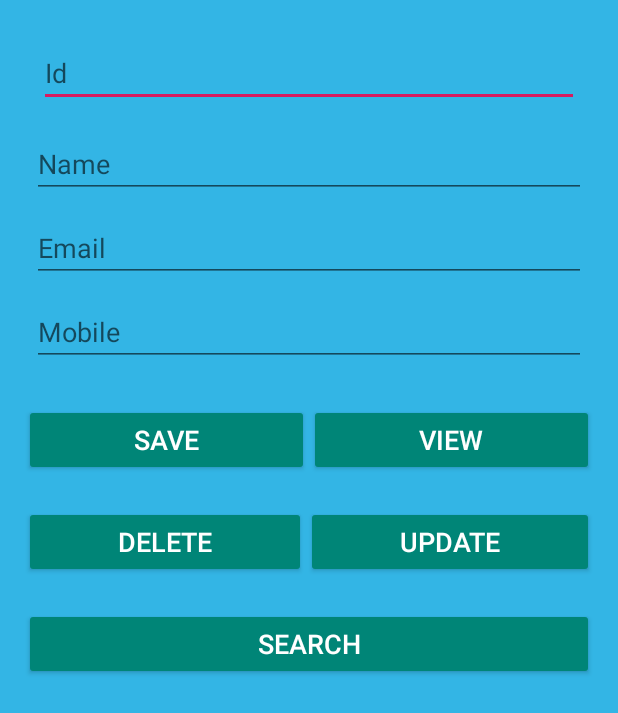
After one commit to BUA1997/Jitters, an Android app: the database screen opened directly, with no data from a screen before it, on a phone screen of 412 x 824 dp. The commit adds this screen. Shown: the top 713 px of the screen. Run offline under Robolectric (Android 15) with nearby library versions, the phone set to English and light mode, and no system bars.

Commit message:
Implementation of the Sqlite Database Implementation of Maps feature

```diff
--- a/app/src/main/AndroidManifest.xml
+++ b/app/src/main/AndroidManifest.xml
@@ -12,7 +12,10 @@
         android:roundIcon="@mipmap/ic_launcher_round"
         android:supportsRtl="true"
         android:theme="@style/AppTheme">
-        <activity android:name=".ExampleExternalStorage"></activity>
+        <activity android:name=".maps"></activity>
+        <activity android:name=".SecondActivity" />
+        <activity android:name=".database" />
+        <activity android:name=".ExampleExternalStorage" />
         <activity android:name=".ExampleSearchView" />
         <activity android:name=".ExampleSwitch" />
         <activity android:name=".ListViewActivity" />
--- /dev/null
+++ b/app/src/main/res/layout/activity_database.xml
@@ -0,0 +1,110 @@
+<?xml version="1.0" encoding="utf-8"?>
+<LinearLayout xmlns:android="http://schemas.android.com/apk/res/android"
+    xmlns:app="http://schemas.android.com/apk/res-auto"
+    xmlns:tools="http://schemas.android.com/tools"
+    android:layout_width="match_parent"
+    android:layout_height="match_parent"
+    android:orientation="vertical"
+    android:padding="16dp"
+    android:background="@android:color/holo_blue_light"
+    tools:context=".MainActivity">
+
+    <EditText
+        android:id="@+id/edit_id"
+        android:layout_width="match_parent"
+        android:layout_height="wrap_content"
+        android:hint="Id"
+        android:layout_margin="10dp"
+        android:inputType="number"/>
+
+    <EditText
+        android:id="@+id/edit_name"
+        android:layout_width="match_parent"
+        android:layout_height="wrap_content"
+        android:hint="Name"
+        android:layout_margin="5dp"
+        android:inputType="text"/>
+
+    <EditText
+        android:id="@+id/edit_email"
+        android:layout_width="match_parent"
+        android:layout_height="wrap_content"
+        android:hint="Email"
+        android:layout_margin="5dp"
+        android:inputType="textEmailAddress"/>
+
+    <EditText
+        android:id="@+id/edit_mobile"
+        android:layout_width="match_parent"
+        android:layout_height="wrap_content"
+        android:hint="Mobile"
+        android:layout_margin="5dp"
+        android:inputType="phone"/>
+
+    <LinearLayout
+        android:layout_width="match_parent"
+        android:layout_height="wrap_content"
+        android:orientation="horizontal">
+
+        <Button
+            android:id="@+id/button_insert"
+            android:layout_width="wrap_content"
+            android:layout_height="wrap_content"
+            android:text="save"
+            android:textSize="18sp"
+            android:backgroundTint="@color/colorPrimary"
+            android:textColor="@android:color/white"
+            android:layout_weight="1"
+            android:layout_marginTop="20dp" />
+
+        <Button
+            android:id="@+id/button_view"
+            android:layout_width="wrap_content"
+            android:layout_height="wrap_content"
+            android:text="view"
+            android:textSize="18sp"
+            android:backgroundTint="@color/colorPrimary"
+            android:textColor="@android:color/white"
+            android:layout_weight="1"
+            android:layout_marginTop="20dp"/>
+    </LinearLayout>
+
+    <LinearLayout
+        android:layout_width="match_parent"
+        android:layout_height="wrap_content"
+        android:orientation="horizontal">
+
+        <Button
+            android:id="@+id/button_delete"
+            android:layout_width="wrap_content"
+            android:layout_height="wrap_content"
+            android:text="delete"
+            android:textSize="18sp"
+            android:backgroundTint="@color/colorPrimary"
+            android:textColor="@android:color/white"
+            android:layout_weight="1"
+            android:layout_marginTop="20dp"/>
+
+        <Button
+            android:id="@+id/button_update"
+            android:layout_width="wrap_content"
+            android:layout_height="wrap_content"
+            android:text="update"
+            android:textSize="18sp"
+            android:backgroundTint="@color/colorPrimary"
+            android:textColor="@android:color/white"
+            android:layout_weight="1"
+            android:layout_marginTop="20dp"/>
+    </LinearLayout>
+
+    <Button
+        android:id="@+id/button_search"
+        android:layout_width="match_parent"
+        android:layout_height="wrap_content"
+        android:text="search"
+        android:textSize="18sp"
+        android:backgroundTint="@color/colorPrimary"
+        android:textColor="@android:color/white"
+        android:layout_marginTop="20dp"/>
+
+</LinearLayout>
```
Also changed, not shown: app/src/main/java/com/example/jitters/DbHelper.java (added, +123 -0 lines), app/src/main/java/com/example/jitters/MainActivity.java (+62 -46 lines), app/src/main/java/com/example/jitters/SecondActivity.java (added, +24 -0 lines), app/src/main/java/com/example/jitters/database.java (added, +111 -0 lines), app/src/main/java/com/example/jitters/maps.java (added, +34 -0 lines), app/src/main/res/layout/activity_maps.xml (added, +20 -0 lines), app/src/main/res/layout/activity_second.xml (added, +19 -0 lines), app/src/main/res/menu/example_menu.xml (+7 -1 lines).
